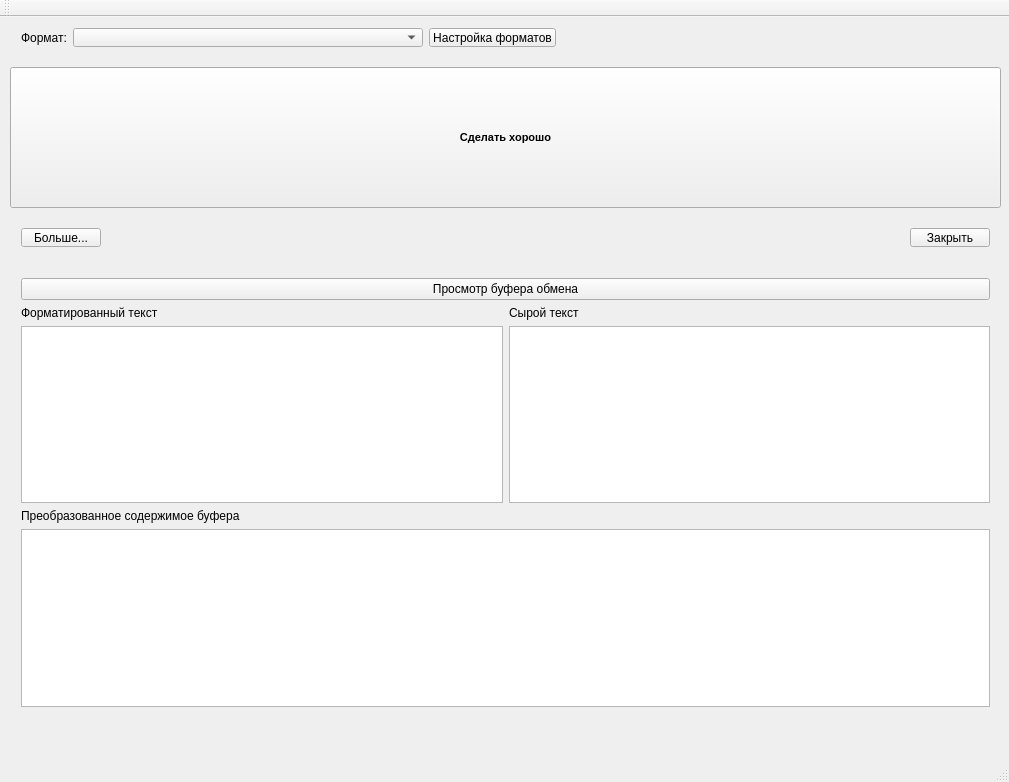
This is MainWindow.ui in xintrea/clipfixer as Qt 5 draws it before an edit. The edited form follows.
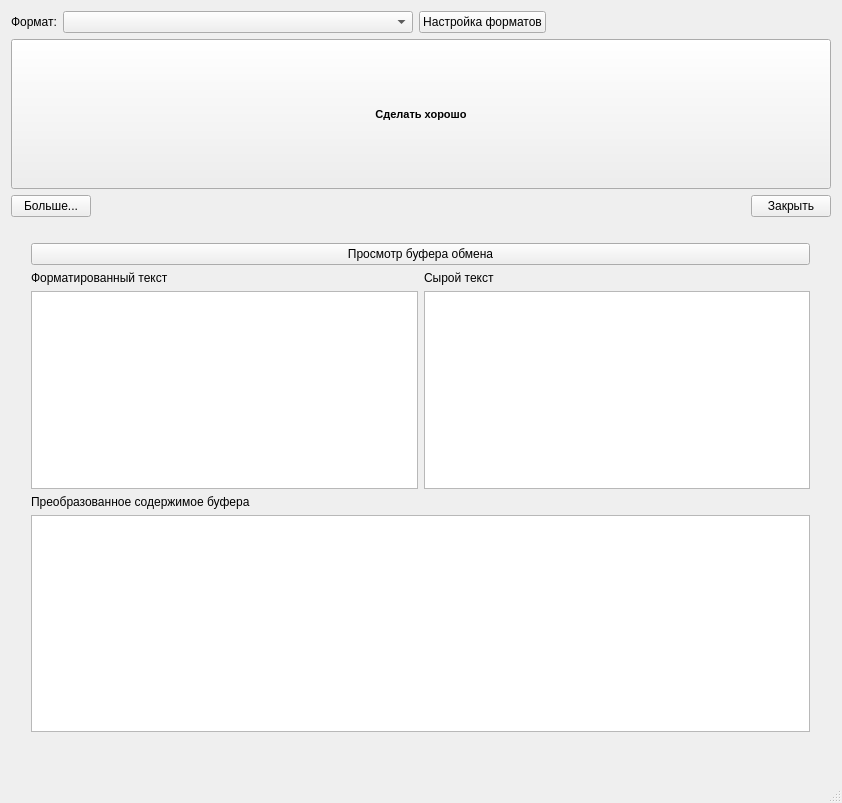
This is the edited form.

Commit message: Заработало распахивание и сворачивание в первом приближении

```diff
--- a/MainWindow.ui
+++ b/MainWindow.ui
@@ -6,22 +6,78 @@
    <rect>
     <x>0</x>
     <y>0</y>
-    <width>1009</width>
-    <height>782</height>
+    <width>842</width>
+    <height>803</height>
    </rect>
   </property>
+  <property name="sizePolicy">
+   <sizepolicy hsizetype="Minimum" vsizetype="Minimum">
+    <horstretch>0</horstretch>
+    <verstretch>0</verstretch>
+   </sizepolicy>
+  </property>
   <property name="windowTitle">
    <string>MainWindow</string>
   </property>
   <widget class="QWidget" name="centralWidget">
+   <property name="sizePolicy">
+    <sizepolicy hsizetype="Expanding" vsizetype="Expanding">
+     <horstretch>0</horstretch>
+     <verstretch>0</verstretch>
+    </sizepolicy>
+   </property>
+   <layout class="QVBoxLayout" name="verticalLayout_3">
+    <item>
+     <layout class="QHBoxLayout" name="horizontalLayout_2">
+      <property name="sizeConstraint">
+       <enum>QLayout::SetMinimumSize</enum>
+      </property>
+      <item>
+       <widget class="QLabel" name="label_3">
+        <property name="text">
+         <string>Формат:</string>
+        </property>
+       </widget>
+      </item>
+      <item>
+       <widget class="QComboBox" name="currentDataFormatComboBox">
+        <property name="minimumSize">
+         <size>
+          <width>350</width>
+          <height>0</height>
+         </size>
+        </property>
+       </widget>
+      </item>
+      <item>
+       <widget class="QPushButton" name="setupDataFormatButton">
+        <property name="text">
+         <string>Настройка форматов</string>
+        </property>
+       </widget>
+      </item>
+      <item>
+       <spacer name="horizontalSpacer">
+        <property name="orientation">
+         <enum>Qt::Horizontal</enum>
+        </property>
+        <property name="sizeHint" stdset="0">
+         <size>
+          <width>40</width>
+          <height>20</height>
+         </size>
+        </property>
+       </spacer>
+      </item>
+     </layout>
+    </item>
+    <item>
    <widget class="QPushButton" name="processingButton">
-    <property name="geometry">
-     <rect>
-      <x>10</x>
-      <y>50</y>
-      <width>991</width>
-      <height>141</height>
-     </rect>
+      <property name="minimumSize">
+       <size>
+        <width>0</width>
+        <height>150</height>
+       </size>
     </property>
     <property name="font">
      <font>
@@ -37,25 +93,70 @@
      <bool>true</bool>
     </property>
    </widget>
+    </item>
+    <item>
+     <layout class="QHBoxLayout" name="horizontalLayout_3">
+      <property name="sizeConstraint">
+       <enum>QLayout::SetMinimumSize</enum>
+      </property>
+      <item>
+       <widget class="QPushButton" name="additionToolsButton">
+        <property name="text">
+         <string>Больше...</string>
+        </property>
+       </widget>
+      </item>
+      <item>
+       <spacer name="horizontalSpacer_2">
+        <property name="orientation">
+         <enum>Qt::Horizontal</enum>
+        </property>
+        <property name="sizeHint" stdset="0">
+         <size>
+          <width>40</width>
+          <height>20</height>
+         </size>
+        </property>
+       </spacer>
+      </item>
+      <item>
+       <widget class="QPushButton" name="closeButton">
+        <property name="text">
+         <string>Закрыть</string>
+        </property>
+       </widget>
+      </item>
+     </layout>
+    </item>
+    <item>
+     <layout class="QVBoxLayout" name="additionToolsLayout" stretch="0">
+      <property name="sizeConstraint">
+       <enum>QLayout::SetMinimumSize</enum>
+      </property>
+      <item>
    <widget class="QWidget" name="additionToolsWidget" native="true">
-    <property name="geometry">
-     <rect>
-      <x>10</x>
-      <y>250</y>
-      <width>991</width>
-      <height>461</height>
-     </rect>
-    </property>
-    <widget class="QWidget" name="verticalLayoutWidget_3">
+        <property name="sizePolicy">
+         <sizepolicy hsizetype="Expanding" vsizetype="Expanding">
+          <horstretch>0</horstretch>
+          <verstretch>0</verstretch>
+         </sizepolicy>
+        </property>
+        <property name="minimumSize">
+         <size>
+          <width>0</width>
+          <height>0</height>
+         </size>
+        </property>
+        <widget class="QWidget" name="verticalLayoutWidget">
      <property name="geometry">
       <rect>
-       <x>0</x>
-       <y>0</y>
-       <width>991</width>
-       <height>451</height>
-      </rect>
-     </property>
-     <layout class="QVBoxLayout" name="additionToolsLayout" stretch="0,0,0,0">
+           <x>9</x>
+           <y>9</y>
+           <width>801</width>
+           <height>511</height>
+          </rect>
+         </property>
+         <layout class="QVBoxLayout" name="verticalLayout_4">
       <property name="sizeConstraint">
        <enum>QLayout::SetMaximumSize</enum>
       </property>
@@ -111,112 +212,10 @@
      </layout>
     </widget>
    </widget>
-   <widget class="QWidget" name="horizontalLayoutWidget">
-    <property name="geometry">
-     <rect>
-      <x>10</x>
-      <y>0</y>
-      <width>991</width>
-      <height>41</height>
-     </rect>
-    </property>
-    <layout class="QHBoxLayout" name="horizontalLayout_2">
-     <item>
-      <widget class="QLabel" name="label_3">
-       <property name="text">
-        <string>Формат:</string>
-       </property>
-      </widget>
-     </item>
-     <item>
-      <widget class="QComboBox" name="currentDataFormatComboBox">
-       <property name="minimumSize">
-        <size>
-         <width>350</width>
-         <height>0</height>
-        </size>
-       </property>
-      </widget>
-     </item>
-     <item>
-      <widget class="QPushButton" name="setupDataFormatButton">
-       <property name="text">
-        <string>Настройка форматов</string>
-       </property>
-      </widget>
-     </item>
-     <item>
-      <spacer name="horizontalSpacer">
-       <property name="orientation">
-        <enum>Qt::Horizontal</enum>
-       </property>
-       <property name="sizeHint" stdset="0">
-        <size>
-         <width>40</width>
-         <height>20</height>
-        </size>
-       </property>
-      </spacer>
-     </item>
-    </layout>
-   </widget>
-   <widget class="QWidget" name="horizontalLayoutWidget_2">
-    <property name="geometry">
-     <rect>
-      <x>10</x>
-      <y>200</y>
-      <width>991</width>
-      <height>41</height>
-     </rect>
-    </property>
-    <layout class="QHBoxLayout" name="horizontalLayout_3">
-     <item>
-      <widget class="QPushButton" name="additionToolsButton">
-       <property name="text">
-        <string>Больше...</string>
-       </property>
-      </widget>
-     </item>
-     <item>
-      <spacer name="horizontalSpacer_2">
-       <property name="orientation">
-        <enum>Qt::Horizontal</enum>
-       </property>
-       <property name="sizeHint" stdset="0">
-        <size>
-         <width>40</width>
-         <height>20</height>
-        </size>
-       </property>
-      </spacer>
-     </item>
-     <item>
-      <widget class="QPushButton" name="closeButton">
-       <property name="text">
-        <string>Закрыть</string>
-       </property>
-      </widget>
-     </item>
-    </layout>
-   </widget>
-  </widget>
-  <widget class="QMenuBar" name="menuBar">
-   <property name="geometry">
-    <rect>
-     <x>0</x>
-     <y>0</y>
-     <width>1009</width>
-     <height>22</height>
-    </rect>
-   </property>
-  </widget>
-  <widget class="QToolBar" name="mainToolBar">
-   <attribute name="toolBarArea">
-    <enum>TopToolBarArea</enum>
-   </attribute>
-   <attribute name="toolBarBreak">
-    <bool>false</bool>
-   </attribute>
+      </item>
+     </layout>
+    </item>
+   </layout>
   </widget>
   <widget class="QStatusBar" name="statusBar"/>
  </widget>
```
Lines whose indentation alone changed are shown as unchanged. The commit also changes 1 other file.
